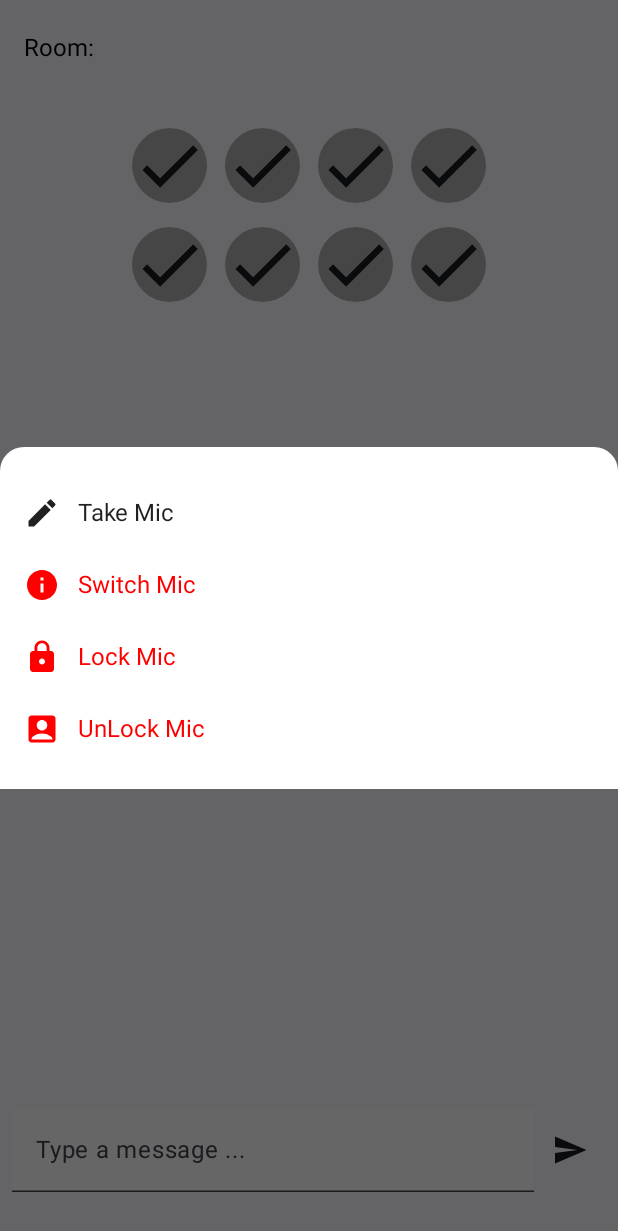
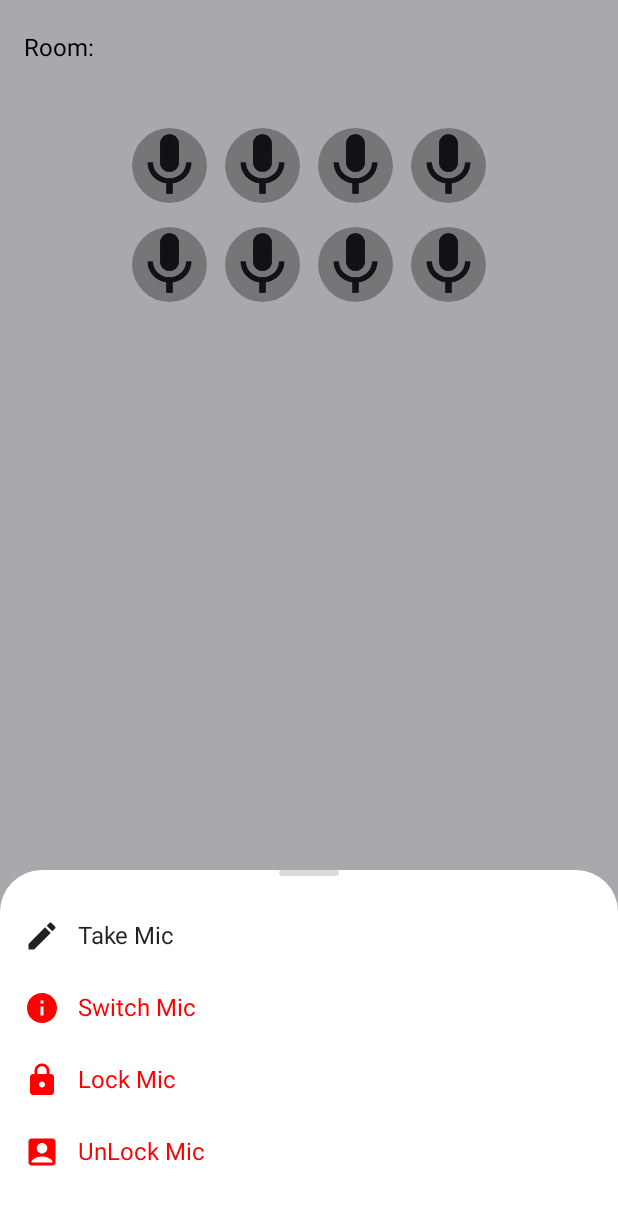
Before and after one commit to MatLiveIO/MatLive-Client-SDK-Android, an Android app built with Jetpack Compose: the composable AudioRoomScreen called with empty values, after a tap on "Mic", on a phone screen of 412 x 824 dp. Shown: the top 1231 px of the screen. Run offline under Robolectric (Android 15) with nearby library versions, the phone set to English and light mode, and no system bars; our stand-ins replace livedata-compose; libraries missing offline, so code that uses them is left out: io.livekit.android; pictures from the network do not load; 12 statements that could not run were skipped.

Commit message:
initial update

```diff
--- a/example/build.gradle.kts
+++ b/example/build.gradle.kts
@@ -71,5 +71,7 @@ dependencies {
     implementation(project(":matlive-sdk"))
     implementation("io.coil-kt:coil-compose:2.4.0")
     implementation("androidx.compose.runtime:runtime-livedata")
+    implementation("androidx.compose.material:material-icons-extended:1.6.8")
+    implementation("androidx.compose.material:material-icons-extended:1.7.0-beta06")
 
 }
--- a/example/src/main/java/com/matnsolutions/matlive/lib/screens/AudioRoomScreen.kt
+++ b/example/src/main/java/com/matnsolutions/matlive/lib/screens/AudioRoomScreen.kt
@@ -51,8 +51,8 @@ fun AudioRoomScreen(roomId: String, token: String) {
             context = context,
             roomId = roomId,
             token = token,
-                name = "Ibrahim Nashatat",
-                avatar = "https://img-cdn.pixlr.com/image-generator/history/65bb506dcb310754719cf81f/ede935de-1138-4f66-8ed7-44bd16efc709/medium.webp",
+            name = "Ahmed Attia",
+            avatar = "https://img-cdn.pixlr.com/image-generator/history/6565c8dff9ef18d69df3e3a2/fe1887b5-015e-4421-8c6a-1364d2f5b1e9/medium.webp",
             userId = "10",
             metadata = "{userRome:\"admin\"}"
         )
@@ -81,7 +81,7 @@ fun AudioRoomScreen(roomId: String, token: String) {
             })
         }
     ) { paddingValues ->
-        Box(modifier = Modifier.padding(paddingValues)){
+        Box(modifier = Modifier.padding(paddingValues)) {
             if (loading) {
                 Box(modifier = Modifier.fillMaxSize(), contentAlignment = Alignment.Center) {
                     CircularProgressIndicator(modifier = Modifier.size(24.dp), strokeWidth = 2.dp)
@@ -100,7 +100,7 @@ fun AudioRoomScreen(roomId: String, token: String) {
 
                     val messages by matLiveRoomManger.messages.collectAsState()
 
-                    Box(modifier = Modifier.weight(1f)){
+                    Box(modifier = Modifier.weight(1f)) {
                         LazyColumn(
                             modifier = Modifier.padding(horizontal = 21.dp),
                         ) {
--- a/example/src/main/java/com/matnsolutions/matlive/lib/screens/HomeScreen.kt
+++ b/example/src/main/java/com/matnsolutions/matlive/lib/screens/HomeScreen.kt
@@ -154,7 +154,7 @@ fun HomeScreen(onNavigateToAudioRoom: (String, String) -> Unit) {
         }
     }
 }
-var roomId: String? = null
+var roomId: String? = "test_room"
 private suspend fun createRoom(
     livekitService: LiveKitService,
     setLoading: (Boolean) -> Unit
--- a/example/src/main/java/com/matnsolutions/matlive/lib/widgets/AudioRoomLayout.kt
+++ b/example/src/main/java/com/matnsolutions/matlive/lib/widgets/AudioRoomLayout.kt
@@ -1,13 +1,12 @@
 package com.matnsolutions.matlive.lib.widgets
 
-import androidx.compose.foundation.clickable
 import androidx.compose.foundation.layout.*
 import androidx.compose.foundation.shape.CircleShape
 import androidx.compose.material.icons.Icons
-import androidx.compose.material.icons.filled.Check
-import androidx.compose.material.icons.filled.Close
 import androidx.compose.material.icons.filled.Lock
-import androidx.compose.material.icons.filled.Person
+import androidx.compose.material.icons.filled.Mic
+import androidx.compose.material.icons.filled.MicOff
+
 import androidx.compose.material3.Icon
 import androidx.compose.material3.Surface
 import androidx.compose.runtime.*
@@ -20,8 +19,8 @@ import androidx.compose.ui.layout.ContentScale
 import androidx.compose.ui.unit.dp
 import coil.compose.AsyncImage
 import com.matnsolutions.matlive_sdk.audio.define.MatLiveRoomAudioSeat
-import com.matnsolutions.matlive_sdk.audio.define.MatLiveUser
 import com.matnsolutions.matlive_sdk.audio.mangers.MatLiveRoomManger
+import com.matnsolutions.matlive_sdk.utils.kPrint
 
 @Composable
 fun AudioRoomLayout(
@@ -36,9 +35,8 @@ fun AudioRoomLayout(
     val seatService = MatLiveRoomManger.instance.seatService ?: return
     val seats by seatService.seatList.collectAsState()
     val layoutConfig = seatService.layoutConfig ?: return
-
-    Column(modifier = Modifier.fillMaxWidth(),
-        horizontalAlignment = Alignment.CenterHorizontally
+    Column(
+        modifier = Modifier.fillMaxWidth(), horizontalAlignment = Alignment.CenterHorizontally
     ) {
         layoutConfig.rowConfigs.forEachIndexed { rowIndex, rowConfig ->
             Row(
@@ -47,7 +45,9 @@ fun AudioRoomLayout(
             ) {
                 for (seatIndex in 0 until rowConfig.count) {
                     val globalIndex = calculateGlobalIndex(rowIndex, seatIndex, layoutConfig)
-                    val seat = seats.getOrNull(globalIndex) ?: continue
+                    kPrint(globalIndex)
+                    val seat = seats.getOrNull(globalIndex)!!
+                    kPrint(seat.toString())
                     SeatItem(
                         seat = seat,
                         onTakeMic = onTakeMic,
@@ -80,28 +80,37 @@ private fun SeatItem(
     val isLocked by seat.isLocked.observeAsState(initial = false)
     var showBottomSheet by remember { mutableStateOf(false) }
     Box(modifier = Modifier.padding(horizontal = 6.dp)) {
-        Surface(
-            modifier = Modifier.size(50.dp),
+        Surface(modifier = Modifier.size(50.dp),
             shape = CircleShape,
             color = Color.Gray.copy(alpha = 0.3f),
             onClick = {
                 showBottomSheet = true
-            }
-        ) {
+            }) {
             if (isLocked) {
-                Icon(Icons.Filled.Lock, contentDescription = "Seat Locked", modifier = Modifier.size(22.dp).align(Alignment.Center))
+                Icon(
+                    Icons.Filled.Lock,
+                    contentDescription = "Seat Locked",
+                    modifier = Modifier
+                        .size(22.dp)
+                        .align(Alignment.Center)
+                )
             } else {
                 SeatWidget(seat = seat)
             }
             if (isLocked) {
-                Icon(Icons.Filled.Lock, contentDescription = "Seat Locked", modifier = Modifier.size(22.dp).align(Alignment.Center))
+                Icon(
+                    Icons.Filled.Lock,
+                    contentDescription = "Seat Locked",
+                    modifier = Modifier
+                        .size(22.dp)
+                        .align(Alignment.Center)
+                )
             } else {
                 SeatWidget(seat = seat)
             }
         }
         if (showBottomSheet) {
-            SeatActionBottomSheet(
-                user = seat.currentUser.value,
+            SeatActionBottomSheet(user = seat.currentUser.value,
                 onTakeMic = { onTakeMic(seatIndex) },
                 onMuteMic = { onMuteMic(seatIndex) },
                 onRemoveSpeaker = { onRemoveSpeaker(seatIndex) },
@@ -109,8 +118,8 @@ private fun SeatItem(
                 onLockMic = { onLockMic(seatIndex) },
                 onUnLockMic = { onUnLockMic(seatIndex) },
                 onSwitch = { onSwitchSeat(seatIndex) },
-                onDismiss = { showBottomSheet = false }
-            )
+                showBottomSheet = showBottomSheet,
+                onDismiss = { showBottomSheet = false })
         }
     }
 }
@@ -138,7 +147,13 @@ private fun SeatWidget(seat: MatLiveRoomAudioSeat) {
 //                    }
                 )
             } else {
-                Icon(Icons.Filled.Check, contentDescription = "Mic", modifier = Modifier.size(22.dp).align(Alignment.Center))
+                Icon(
+                    Icons.Filled.Mic,
+                    contentDescription = "Mic",
+                    modifier = Modifier
+                        .size(22.dp)
+                        .align(Alignment.Center)
+                )
             }
         }
         // Mic icon
@@ -154,7 +169,7 @@ private fun SeatWidget(seat: MatLiveRoomAudioSeat) {
                     color = Color.White,
                 ) {
                     Icon(
-                        imageVector = if (isMicOn) Icons.Filled.Check else Icons.Filled.Close,
+                        imageVector = if (isMicOn) Icons.Filled.Mic else Icons.Filled.MicOff,
                         contentDescription = "Mic Status",
                         modifier = Modifier.size(12.dp),
                         tint = if (isMicOn) Color.Green else Color.Red
@@ -166,7 +181,11 @@ private fun SeatWidget(seat: MatLiveRoomAudioSeat) {
 }
 
 
-private fun calculateGlobalIndex(rowIndex: Int, seatIndex: Int, layoutConfig: com.matnsolutions.matlive_sdk.audio.seats.MatLiveAudioRoomLayoutConfig): Int {
+private fun calculateGlobalIndex(
+    rowIndex: Int,
+    seatIndex: Int,
+    layoutConfig: com.matnsolutions.matlive_sdk.audio.seats.MatLiveAudioRoomLayoutConfig
+): Int {
     var totalPreviousSeats = 0
     for (i in 0 until rowIndex) {
         totalPreviousSeats += layoutConfig.rowConfigs[i].count
--- a/example/src/main/java/com/matnsolutions/matlive/lib/widgets/SeatActionBottomSheet.kt
+++ b/example/src/main/java/com/matnsolutions/matlive/lib/widgets/SeatActionBottomSheet.kt
@@ -6,24 +6,23 @@ import androidx.compose.foundation.layout.*
 import androidx.compose.foundation.shape.RoundedCornerShape
 import androidx.compose.material.icons.Icons
 import androidx.compose.material.icons.filled.*
-import androidx.compose.material3.Icon
-import androidx.compose.material3.Surface
-import androidx.compose.material3.Text
+import androidx.compose.material3.*
 import androidx.compose.runtime.Composable
 import androidx.compose.runtime.getValue
 import androidx.compose.runtime.livedata.observeAsState
 import androidx.compose.ui.Alignment
 import androidx.compose.ui.Modifier
 import androidx.compose.ui.graphics.Color
+import androidx.compose.ui.graphics.vector.ImageVector
 import androidx.compose.ui.text.TextStyle
 import androidx.compose.ui.unit.dp
 import androidx.compose.ui.unit.sp
-import androidx.compose.ui.window.Dialog
-import androidx.compose.ui.window.DialogProperties
 import com.matnsolutions.matlive_sdk.audio.define.MatLiveUser
 
+@OptIn(ExperimentalMaterial3Api::class)
 @Composable
 fun SeatActionBottomSheet(
+    showBottomSheet: Boolean,
     user: MatLiveUser?,
     onTakeMic: (() -> Unit)? = null,
     onMuteMic: (() -> Unit)? = null,
@@ -34,44 +33,100 @@ fun SeatActionBottomSheet(
     onSwitch: (() -> Unit)? = null,
     onDismiss: () -> Unit,
 ) {
-    Dialog(
-        onDismissRequest = onDismiss,
-        properties = DialogProperties(
-            dismissOnBackPress = true,
-            dismissOnClickOutside = true
-        )
-    ) {
-        Surface(
-            shape = RoundedCornerShape(topStart = 16.dp, topEnd = 16.dp),
-            color = Color.White
+    if (showBottomSheet) {
+        ModalBottomSheet(
+            onDismissRequest = onDismiss,
+            containerColor = Color.White,
+            dragHandle = {
+                Box(
+                    modifier = Modifier
+                        .width(40.dp)
+                        .height(4.dp)
+                        .background(Color.Gray.copy(alpha = 0.3f), shape = RoundedCornerShape(2.dp))
+                )
+            }
         ) {
             Column(
                 modifier = Modifier.padding(vertical = 16.dp),
                 horizontalAlignment = Alignment.CenterHorizontally
             ) {
-                Box(
-                    modifier = Modifier
-                        .width(40.dp)
-                        .height(4.dp)
-                        .padding(bottom = 16.dp)
-                        .background(Color.Gray.copy(alpha = 0.3f), shape = RoundedCornerShape(2.dp))
-                )
-
                 if (user == null) {
-                    ActionButton(icon = Icons.Filled.Edit, label = "Take Mic", onTap = onTakeMic)
-                    ActionButton(icon = Icons.Filled.Info, label = "Switch Mic", onTap = onSwitch, isDestructive = true)
-                    ActionButton(icon = Icons.Filled.Lock, label = "Lock Mic", onTap = onLockMic, isDestructive = true)
-                    ActionButton(icon = Icons.Filled.AccountBox, label = "UnLock Mic", onTap = onUnLockMic, isDestructive = true)
+                    ActionButton(
+                        icon = Icons.Filled.Edit,
+                        label = "Take Mic",
+                        onTap = {
+                            onTakeMic?.invoke()
+                            onDismiss()
+                        }
+                    )
+                    ActionButton(
+                        icon = Icons.Filled.Info,
+                        label = "Switch Mic",
+                        onTap = {
+                            onSwitch?.invoke()
+                            onDismiss()
+                        },
+                        isDestructive = true
+                    )
+                    ActionButton(
+                        icon = Icons.Filled.Lock,
+                        label = "Lock Mic",
+                        onTap = {
+                            onLockMic?.invoke()
+                            onDismiss()
+                        },
+                        isDestructive = true
+                    )
+                    ActionButton(
+                        icon = Icons.Filled.AccountBox,
+                        label = "UnLock Mic",
+                        onTap = {
+                            onUnLockMic?.invoke()
+                            onDismiss()
+                        },
+                        isDestructive = true
+                    )
                 } else {
                     val isMicOn by user.isMicOnNotifier.observeAsState(initial = false)
                     if (isMicOn) {
-                        ActionButton(icon = Icons.Filled.Close, label = "Mute Mic", onTap = onMuteMic)
+                        ActionButton(
+                            icon = Icons.Filled.MicOff,
+                            label = "Mute Mic",
+                            onTap = {
+                                onMuteMic?.invoke()
+                                onDismiss()
+                            }
+                        )
                     } else {
-                        ActionButton(icon = Icons.Filled.Check, label = "UnMute Mic", onTap = onMuteMic)
+                        ActionButton(
+                            icon = Icons.Filled.Mic,
+                            label = "UnMute Mic",
+                            onTap = {
+                                onMuteMic?.invoke()
+                                onDismiss()
+                            }
+                        )
                     }
-                    ActionButton(icon = Icons.Filled.Delete, label = "Remove Speaker", onTap = onRemoveSpeaker, isDestructive = true)
-                    ActionButton(icon = Icons.Filled.ExitToApp, label = "Leave Mic", onTap = onLeaveMic, isDestructive = true)
+                    ActionButton(
+                        icon = Icons.Filled.Delete,
+                        label = "Remove Speaker",
+                        onTap = {
+                            onRemoveSpeaker?.invoke()
+                            onDismiss()
+                        },
+                        isDestructive = true
+                    )
+                    ActionButton(
+                        icon = Icons.Filled.ExitToApp,
+                        label = "Leave Mic",
+                        onTap = {
+                            onLeaveMic?.invoke()
+                            onDismiss()
+                        },
+                        isDestructive = true
+                    )
                 }
+                Spacer(modifier = Modifier.height(16.dp))
             }
         }
     }
@@ -79,7 +134,7 @@ fun SeatActionBottomSheet(
 
 @Composable
 private fun ActionButton(
-    icon: androidx.compose.ui.graphics.vector.ImageVector,
+    icon: ImageVector,
     label: String,
     onTap: (() -> Unit)?,
     isDestructive: Boolean = false
@@ -107,13 +162,3 @@ private fun ActionButton(
         )
     }
 }
-
-@Composable
-private fun Box(modifier: Modifier, shape: RoundedCornerShape = RoundedCornerShape(0.dp), color: Color = Color.Transparent, content: @Composable () -> Unit) {
-    Surface(
-        modifier = modifier,
-        shape = shape,
-        color = color,
-        content = content
-    )
-}
--- a/matlive-sdk/src/main/java/com/matnsolutions/matlive_sdk/audio/mangers/mat_live_join_room_manger.kt
+++ b/matlive-sdk/src/main/java/com/matnsolutions/matlive_sdk/audio/mangers/mat_live_join_room_manger.kt
@@ -12,6 +12,7 @@ import io.livekit.android.room.track.LocalAudioTrack
 import kotlinx.coroutines.CoroutineScope
 import kotlinx.coroutines.Dispatchers
 import kotlinx.coroutines.cancel
+import kotlinx.coroutines.launch
 
 data class JoinRequest(
     var url: String = "",
@@ -41,7 +42,7 @@ class MatLiveJoinRoomManger private constructor() {
     var onSendGift: ((String) -> Unit)? = null
     private val coroutineScope = CoroutineScope(Dispatchers.IO)
 
-    suspend fun init(
+    fun init(
         onInvitedToMic: ((Int) -> Unit)?,
         onSendGift: ((String) -> Unit)?,
     ) {
@@ -114,7 +115,7 @@ class MatLiveJoinRoomManger private constructor() {
     }
 
     suspend fun connect(
-        context:Context,
+        context: Context,
         token: String,
         name: String,
         avatar: String,
@@ -140,7 +141,7 @@ class MatLiveJoinRoomManger private constructor() {
             }
 
             val room = LiveKit.create(
-                appContext= context,
+                appContext = context,
                 options = RoomOptions(
                     adaptiveStream = _request.adaptiveStream,
                     dynacast = _request.dynacast,
@@ -152,13 +153,17 @@ class MatLiveJoinRoomManger private constructor() {
                 )
             )
             room.prepareConnection(_request.url, _request.token)
-            room.connect(
-                _request.url,
-                _request.token,
+
+            coroutineScope.launch {
+                room.connect(
+                    _request.url,
+                    _request.token,
 //                options = ConnectOptions(
 //                    microphone = TrackOption(track = audioTrack),
 //                )
-            )
+                )
+            }
+
             MatLiveRoomManger.instance.room = room
 //            MatLiveRoomManger.instance.listener = room.createListener()
             MatLiveRoomManger.instance.setUp(
--- a/matlive-sdk/src/main/java/com/matnsolutions/matlive_sdk/audio/mangers/mat_live_room_manger.kt
+++ b/matlive-sdk/src/main/java/com/matnsolutions/matlive_sdk/audio/mangers/mat_live_room_manger.kt
@@ -1,6 +1,5 @@
 package com.matnsolutions.matlive_sdk.audio.mangers
 
-import androidx.lifecycle.MutableLiveData
 import com.matnsolutions.matlive_sdk.audio.define.MatLiveChatMessage
 import com.matnsolutions.matlive_sdk.audio.define.MatLiveRequestTakeMic
 import com.matnsolutions.matlive_sdk.audio.seats.RoomSeatService
@@ -12,10 +11,7 @@ import io.livekit.android.room.participant.Participant
 import kotlinx.coroutines.CoroutineScope
 import kotlinx.coroutines.Dispatchers
 import kotlinx.coroutines.flow.MutableStateFlow
-import kotlinx.coroutines.flow.launchIn
-import kotlinx.serialization.json.Json
-import kotlinx.serialization.json.jsonObject
-import kotlinx.serialization.json.jsonPrimitive
+import kotlinx.coroutines.launch
 import org.json.JSONObject
 import java.nio.charset.StandardCharsets
 
@@ -30,20 +26,23 @@ data class ParticipantTrack(
 )
 
 
-class MatLiveRoomManger : LiveRoomEventReceiverManger() {
+class MatLiveRoomManger : LiveRoomEventManger() {
     companion object {
         val instance = MatLiveRoomManger()
     }
 
     var room: Room? = null
+
     //    private var listener: EventCollector<RoomEvent>? = null
     var participantTracks = mutableListOf<ParticipantTrack>()
-    override  var messages: MutableStateFlow<List<MatLiveChatMessage>> = MutableStateFlow(emptyList())
-    override  var inviteRequests: MutableStateFlow<List<MatLiveRequestTakeMic>> = MutableStateFlow(emptyList())
+    override var messages: MutableStateFlow<List<MatLiveChatMessage>> =
+        MutableStateFlow(emptyList())
+    override var inviteRequests: MutableStateFlow<List<MatLiveRequestTakeMic>> =
+        MutableStateFlow(emptyList())
     override var seatService: RoomSeatService? = null
     private var _flagStartedReplayKit = false
     private var _isSetUpped = false
-    private val scope = CoroutineScope(Dispatchers.IO)
+    private val coroutineScope = CoroutineScope(Dispatchers.IO)
 
 //    val fastConnection: Boolean
 //        get() = room?.engine?.fastConnectOptions != null
@@ -58,7 +57,9 @@ class MatLiveRoomManger : LiveRoomEventReceiverManger() {
         inviteRequests.value = emptyList()
         _askPublish(false)
 
+        coroutineScope.launch {
             room?.events?.collect { event ->
+                kPrint("event: $event")
                 when (event) {
                     is RoomEvent.ParticipantConnected -> {
                         _sortParticipants()
@@ -85,7 +86,7 @@ class MatLiveRoomManger : LiveRoomEventReceiverManger() {
                     }
 
                     is RoomEvent.TrackStreamStateChanged -> {
-                    kPrint(event.toString())
+//                        kPrint(event.toString())
                         //                        if (!room.canPlaybackAudio) {
                         //                            kPrint("AudioPlaybackStatusChanged Audio playback failed")
                         //                            scope.launch {
@@ -97,8 +98,16 @@ class MatLiveRoomManger : LiveRoomEventReceiverManger() {
                     is RoomEvent.DataReceived -> {
                         val data = try {
                             val jsonString = String(event.data, StandardCharsets.UTF_8)
-                        val jsonObject = Json.parseToJsonElement(jsonString).jsonObject
-                        jsonObject.mapValues { it.value.jsonPrimitive.content }
+                            val jsonObject = JSONObject(jsonString)
+                            val map = mutableMapOf<String, String>()
+
+                            // Convert JSONObject to Map<String, String>
+                            for (key in jsonObject.keys()) {
+                                // Get value as string, handling potential null values
+                                val value = jsonObject.opt(key)?.toString() ?: continue
+                                map[key] = value
+                            }
+                            map
                         } catch (e: Exception) {
                             mapOf<String, Any>()
                         }
@@ -111,15 +120,15 @@ class MatLiveRoomManger : LiveRoomEventReceiverManger() {
                     }
 
                     is RoomEvent.Disconnected -> {
-                    kPrint("RoomDisconnectedEvent ${event.reason}")
+//                        kPrint("RoomDisconnectedEvent ${event.reason}")
                     }
 
                     is RoomEvent.RecordingStatusChanged -> {
-                    kPrint(event.toString())
+//                        kPrint(event.toString())
                     }
 
                     is RoomEvent.RoomMetadataChanged -> {
-                    kPrint("RoomMetadataChangedEvent ${event.newMetadata}")
+//                        kPrint("RoomMetadataChangedEvent ${event.newMetadata}")
                         if (event.newMetadata != null &&
                             event.newMetadata!!.isNotEmpty() &&
                             event.newMetadata!!.contains("seats")
@@ -133,12 +142,12 @@ class MatLiveRoomManger : LiveRoomEventReceiverManger() {
                     }
 
                     is RoomEvent.ParticipantNameChanged -> {
-                    kPrint("ParticipantNameUpdatedEvent")
+//                        kPrint("ParticipantNameUpdatedEvent")
                         _sortParticipants()
                     }
 
                     is RoomEvent.ParticipantMetadataChanged -> {
-                    kPrint("ParticipantMetadataUpdatedEvent")
+//                        kPrint("ParticipantMetadataUpdatedEvent")
                     }
 
                     is RoomEvent.TrackE2EEStateEvent -> {
@@ -146,11 +155,12 @@ class MatLiveRoomManger : LiveRoomEventReceiverManger() {
                     }
 
                     is RoomEvent.Reconnecting -> {
-                    kPrint("RoomAttemptReconnectEvent ")
+//                        kPrint("RoomAttemptReconnectEvent ")
                     }
 
                     else -> {
-                    kPrint("unhandled event: $event")
+//                        kPrint("unhandled event: $event")
+                    }
                 }
             }
         }
@@ -225,7 +235,8 @@ class MatLiveRoomManger : LiveRoomEventReceiverManger() {
 
     suspend fun switchSeat(toSeatIndex: Int) {
         val userId = MatLiveJoinRoomManger.instance.currentUser!!.userId
-        val seatId = seatService?.seatList?.value?.indexOfFirst { it.currentUser.value?.userId == userId }
+        val seatId =
+            seatService?.seatList?.value?.indexOfFirst { it.currentUser.value?.userId == userId }
         if (seatId == null || seatId == -1) return
         seatService?.switchSeat(
             seatId,
--- a/settings.gradle.kts
+++ b/settings.gradle.kts
@@ -20,6 +20,6 @@ dependencyResolutionManagement {
     }
 }
 
-rootProject.name = "matlive"
+rootProject.name = "MatLive-Client-SDK-Android"
 include(":example")
 include(":matlive-sdk")
```
Also changed, not shown: matlive-sdk/build.gradle.kts (+5 -5 lines), matlive-sdk/src/main/java/com/matnsolutions/matlive_sdk/audio/mangers/live_room_event_manger.kt (renamed from matlive-sdk/src/main/java/com/matnsolutions/matlive_sdk/audio/mangers/live_room_event_receiver_manger.kt, +23 -17 lines), matlive-sdk/src/main/java/com/matnsolutions/matlive_sdk/audio/mangers/live_room_event_sender_manger.kt (+76 -69 lines), matlive-sdk/src/main/java/com/matnsolutions/matlive_sdk/audio/seats/room_seat_service.kt (+44 -29 lines), 1 other file. Lines whose indentation alone changed are shown as unchanged.
